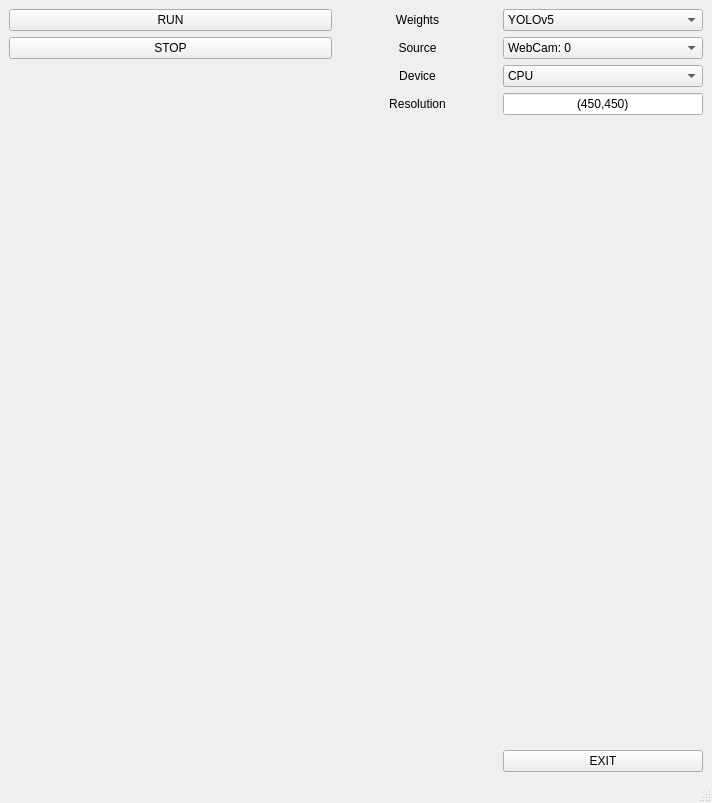
Before: the Qt Designer form ui.ui in reretay/YoloV5-UI, drawn with Qt 5.
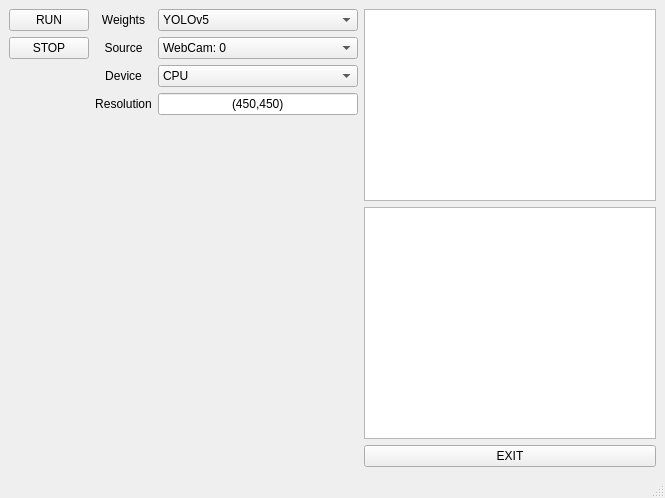
After: the same form once the commit is applied.

Diff of the .ui file:
```diff
--- a/ui.ui
+++ b/ui.ui
@@ -6,8 +6,8 @@
    <rect>
     <x>0</x>
     <y>0</y>
-    <width>712</width>
-    <height>803</height>
+    <width>665</width>
+    <height>498</height>
    </rect>
   </property>
   <property name="windowTitle">
@@ -15,47 +15,6 @@
   </property>
   <widget class="QWidget" name="centralwidget">
    <layout class="QGridLayout" name="gridLayout">
-    <item row="4" column="3">
-     <widget class="QLineEdit" name="lineEdit">
-      <property name="maximumSize">
-       <size>
-        <width>200</width>
-        <height>16777215</height>
-       </size>
-      </property>
-      <property name="text">
-       <string>(450,450)</string>
-      </property>
-      <property name="alignment">
-       <set>Qt::AlignCenter</set>
-      </property>
-      <property name="readOnly">
-       <bool>false</bool>
-      </property>
-      <property name="clearButtonEnabled">
-       <bool>false</bool>
-      </property>
-     </widget>
-    </item>
-    <item row="3" column="3">
-     <widget class="QComboBox" name="comboBox_3">
-      <item>
-       <property name="text">
-        <string>CPU</string>
-       </property>
-      </item>
-      <item>
-       <property name="text">
-        <string>CUDA: 0</string>
-       </property>
-      </item>
-      <item>
-       <property name="text">
-        <string>CUDA: 1</string>
-       </property>
-      </item>
-     </widget>
-    </item>
     <item row="1" column="0" colspan="2">
      <widget class="QPushButton" name="pushButton_2">
       <property name="text">
@@ -63,45 +22,6 @@
       </property>
      </widget>
     </item>
-    <item row="0" column="3">
-     <widget class="QComboBox" name="comboBox">
-      <item>
-       <property name="text">
-        <string>YOLOv5</string>
-       </property>
-      </item>
-     </widget>
-    </item>
-    <item row="4" column="2">
-     <widget class="QLabel" name="label_6">
-      <property name="text">
-       <string>Resolution</string>
-      </property>
-      <property name="alignment">
-       <set>Qt::AlignCenter</set>
-      </property>
-     </widget>
-    </item>
-    <item row="0" column="2">
-     <widget class="QLabel" name="label_3">
-      <property name="text">
-       <string>Weights</string>
-      </property>
-      <property name="alignment">
-       <set>Qt::AlignCenter</set>
-      </property>
-     </widget>
-    </item>
-    <item row="3" column="2">
-     <widget class="QLabel" name="label_5">
-      <property name="text">
-       <string>Device</string>
-      </property>
-      <property name="alignment">
-       <set>Qt::AlignCenter</set>
-      </property>
-     </widget>
-    </item>
     <item row="1" column="3">
      <widget class="QComboBox" name="comboBox_2">
       <item>
@@ -116,20 +36,7 @@
       </item>
      </widget>
     </item>
-    <item row="6" column="0" colspan="4">
-     <widget class="QLabel" name="label_2">
-      <property name="maximumSize">
-       <size>
-        <width>16777215</width>
-        <height>200</height>
-       </size>
-      </property>
-      <property name="text">
-       <string/>
-      </property>
-     </widget>
-    </item>
-    <item row="7" column="3">
+    <item row="9" column="4">
      <widget class="QPushButton" name="pushButton_3">
       <property name="text">
        <string>EXIT</string>
@@ -143,10 +50,13 @@
       </property>
      </widget>
     </item>
-    <item row="5" column="0" colspan="4">
-     <widget class="QLabel" name="label">
+    <item row="0" column="2">
+     <widget class="QLabel" name="label_3">
       <property name="text">
-       <string/>
+       <string>Weights</string>
+      </property>
+      <property name="alignment">
+       <set>Qt::AlignCenter</set>
       </property>
      </widget>
     </item>
@@ -160,6 +70,89 @@
       </property>
      </widget>
     </item>
+    <item row="0" column="3">
+     <widget class="QComboBox" name="comboBox">
+      <item>
+       <property name="text">
+        <string>YOLOv5</string>
+       </property>
+      </item>
+     </widget>
+    </item>
+    <item row="8" column="4">
+     <widget class="QTextBrowser" name="textBrowser"/>
+    </item>
+    <item row="0" column="4" rowspan="5">
+     <widget class="QTextBrowser" name="textBrowser_2"/>
+    </item>
+    <item row="2" column="3">
+     <widget class="QComboBox" name="comboBox_3">
+      <item>
+       <property name="text">
+        <string>CPU</string>
+       </property>
+      </item>
+      <item>
+       <property name="text">
+        <string>CUDA: 0</string>
+       </property>
+      </item>
+      <item>
+       <property name="text">
+        <string>CUDA: 1</string>
+       </property>
+      </item>
+     </widget>
+    </item>
+    <item row="2" column="2">
+     <widget class="QLabel" name="label_5">
+      <property name="text">
+       <string>Device</string>
+      </property>
+      <property name="alignment">
+       <set>Qt::AlignCenter</set>
+      </property>
+     </widget>
+    </item>
+    <item row="3" column="3">
+     <widget class="QLineEdit" name="lineEdit">
+      <property name="maximumSize">
+       <size>
+        <width>200</width>
+        <height>16777215</height>
+       </size>
+      </property>
+      <property name="text">
+       <string>(450,450)</string>
+      </property>
+      <property name="alignment">
+       <set>Qt::AlignCenter</set>
+      </property>
+      <property name="readOnly">
+       <bool>false</bool>
+      </property>
+      <property name="clearButtonEnabled">
+       <bool>false</bool>
+      </property>
+     </widget>
+    </item>
+    <item row="3" column="2">
+     <widget class="QLabel" name="label_6">
+      <property name="text">
+       <string>Resolution</string>
+      </property>
+      <property name="alignment">
+       <set>Qt::AlignCenter</set>
+      </property>
+     </widget>
+    </item>
+    <item row="8" column="0" colspan="4">
+     <widget class="QLabel" name="label">
+      <property name="text">
+       <string/>
+      </property>
+     </widget>
+    </item>
    </layout>
   </widget>
   <widget class="QMenuBar" name="menubar">
```
Left out of the diff: 2 changed lines with no effect on the pictures.
